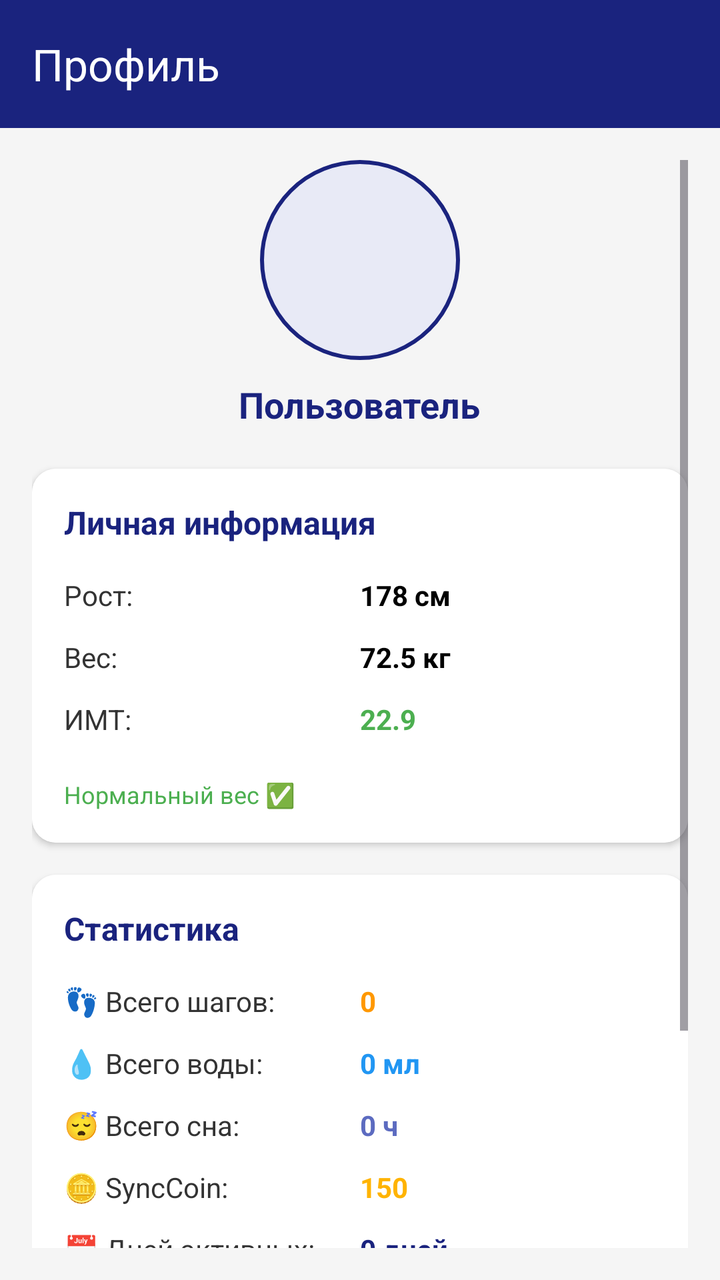
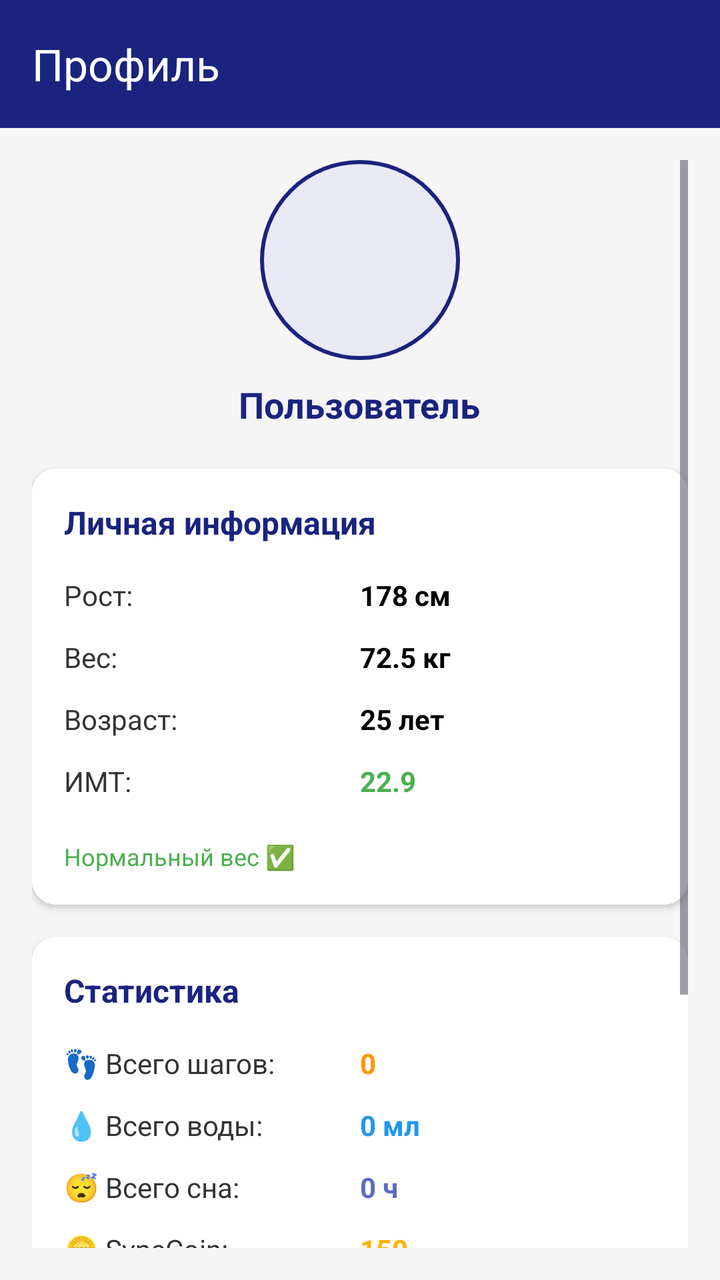

Before-and-after screenshots of an Android layout around one commit, followed by the original layout XML and the change that was made.
<!-- AndroidManifest.xml: application theme Theme.HealthSync -->
<!-- res/layout/activity_profile.xml -->
<?xml version="1.0" encoding="utf-8"?>

<LinearLayout xmlns:android="http://schemas.android.com/apk/res/android"
    xmlns:app="http://schemas.android.com/apk/res-auto"
    android:layout_width="match_parent"
    android:layout_height="match_parent"
    android:orientation="vertical"
    android:background="#F5F5F5">

    <androidx.appcompat.widget.Toolbar
        android:id="@+id/toolbar"
        android:layout_width="match_parent"
        android:layout_height="?attr/actionBarSize"
        android:background="#1A237E"
        app:titleTextColor="@android:color/white"
        app:title="Профиль" />

    <ScrollView
        android:layout_width="match_parent"
        android:layout_height="match_parent"
        android:padding="16dp">

        <LinearLayout
            android:layout_width="match_parent"
            android:layout_height="wrap_content"
            android:orientation="vertical">

            
            <LinearLayout
                android:layout_width="match_parent"
                android:layout_height="wrap_content"
                android:orientation="vertical"
                android:gravity="center_horizontal"
                android:layout_marginBottom="20dp">

                <View
                    android:layout_width="100dp"
                    android:layout_height="100dp"
                    android:background="@drawable/circle_avatar"
                    android:layout_marginBottom="10dp" />

                <TextView
                    android:layout_width="wrap_content"
                    android:layout_height="wrap_content"
                    android:text="Пользователь"
                    android:textSize="18sp"
                    android:textStyle="bold"
                    android:textColor="#1A237E" />
            </LinearLayout>

            
            <androidx.cardview.widget.CardView
                android:layout_width="match_parent"
                android:layout_height="wrap_content"
                app:cardCornerRadius="12dp"
                android:layout_marginBottom="16dp"
                app:cardElevation="2dp">

                <LinearLayout
                    android:layout_width="match_parent"
                    android:layout_height="wrap_content"
                    android:orientation="vertical"
                    android:padding="16dp"
                    android:background="@android:color/white">

                    <TextView
                        android:layout_width="match_parent"
                        android:layout_height="wrap_content"
                        android:text="Личная информация"
                        android:textSize="16sp"
                        android:textStyle="bold"
                        android:textColor="#1A237E"
                        android:layout_marginBottom="16dp" />

                    <LinearLayout
                        android:layout_width="match_parent"
                        android:layout_height="wrap_content"
                        android:orientation="horizontal"
                        android:layout_marginBottom="12dp">

                        <TextView
                            android:layout_width="0dp"
                            android:layout_height="wrap_content"
                            android:layout_weight="1"
                            android:text="Рост:"
                            android:textSize="14sp"
                            android:textColor="#333333" />

                        <TextView
                            android:id="@+id/profileHeightText"
                            android:layout_width="0dp"
                            android:layout_height="wrap_content"
                            android:layout_weight="1"
                            android:text="178 см"
                            android:textSize="14sp"
                            android:textStyle="bold"
                            android:textColor="#000000" />
                    </LinearLayout>

                    <LinearLayout
                        android:layout_width="match_parent"
                        android:layout_height="wrap_content"
                        android:orientation="horizontal"
                        android:layout_marginBottom="12dp">

                        <TextView
                            android:layout_width="0dp"
                            android:layout_height="wrap_content"
                            android:layout_weight="1"
                            android:text="Вес:"
                            android:textSize="14sp"
                            android:textColor="#333333" />

                        <TextView
                            android:id="@+id/profileWeightText"
                            android:layout_width="0dp"
                            android:layout_height="wrap_content"
                            android:layout_weight="1"
                            android:text="72.5 кг"
                            android:textSize="14sp"
                            android:textStyle="bold"
                            android:textColor="#000000" />
                    </LinearLayout>

                    <LinearLayout
                        android:layout_width="match_parent"
                        android:layout_height="wrap_content"
                        android:orientation="horizontal"
                        android:layout_marginBottom="12dp">

                        <TextView
                            android:layout_width="0dp"
                            android:layout_height="wrap_content"
                            android:layout_weight="1"
                            android:text="ИМТ:"
                            android:textSize="14sp"
                            android:textColor="#333333" />

                        <TextView
                            android:id="@+id/profileBMIText"
                            android:layout_width="0dp"
                            android:layout_height="wrap_content"
                            android:layout_weight="1"
                            android:text="22.9"
                            android:textSize="14sp"
                            android:textStyle="bold"
                            android:textColor="#4CAF50" />
                    </LinearLayout>

                    <TextView
                        android:id="@+id/profileBMICategoryText"
                        android:layout_width="match_parent"
                        android:layout_height="wrap_content"
                        android:text="Нормальный вес ✅"
                        android:textSize="12sp"
                        android:textColor="#4CAF50"
                        android:layout_marginTop="8dp" />

                </LinearLayout>
            </androidx.cardview.widget.CardView>

            
            <androidx.cardview.widget.CardView
                android:layout_width="match_parent"
                android:layout_height="wrap_content"
                app:cardCornerRadius="12dp"
                android:layout_marginBottom="16dp"
                app:cardElevation="2dp">

                <LinearLayout
                    android:layout_width="match_parent"
                    android:layout_height="wrap_content"
                    android:orientation="vertical"
                    android:padding="16dp"
                    android:background="@android:color/white">

                    <TextView
                        android:layout_width="match_parent"
                        android:layout_height="wrap_content"
                        android:text="Статистика"
                        android:textSize="16sp"
                        android:textStyle="bold"
                        android:textColor="#1A237E"
                        android:layout_marginBottom="16dp" />

                    <LinearLayout
                        android:layout_width="match_parent"
                        android:layout_height="wrap_content"
                        android:orientation="horizontal"
                        android:layout_marginBottom="12dp">

                        <TextView
                            android:layout_width="0dp"
                            android:layout_height="wrap_content"
                            android:layout_weight="1"
                            android:text="👣 Всего шагов:"
                            android:textSize="14sp"
                            android:textColor="#333333" />

                        <TextView
                            android:id="@+id/totalStepsText"
                            android:layout_width="0dp"
                            android:layout_height="wrap_content"
                            android:layout_weight="1"
                            android:text="0"
                            android:textSize="14sp"
                            android:textStyle="bold"
                            android:textColor="#FF9800" />
                    </LinearLayout>

                    <LinearLayout
                        android:layout_width="match_parent"
                        android:layout_height="wrap_content"
                        android:orientation="horizontal"
                        android:layout_marginBottom="12dp">

                        <TextView
                            android:layout_width="0dp"
                            android:layout_height="wrap_content"
                            android:layout_weight="1"
                            android:text="💧 Всего воды:"
                            android:textSize="14sp"
                            android:textColor="#333333" />

                        <TextView
                            android:id="@+id/totalWaterText"
                            android:layout_width="0dp"
                            android:layout_height="wrap_content"
                            android:layout_weight="1"
                            android:text="0 мл"
                            android:textSize="14sp"
                            android:textStyle="bold"
                            android:textColor="#2196F3" />
                    </LinearLayout>

                    <LinearLayout
                        android:layout_width="match_parent"
                        android:layout_height="wrap_content"
                        android:orientation="horizontal"
                        android:layout_marginBottom="12dp">

                        <TextView
                            android:layout_width="0dp"
                            android:layout_height="wrap_content"
                            android:layout_weight="1"
                            android:text="😴 Всего сна:"
                            android:textSize="14sp"
                            android:textColor="#333333" />

                        <TextView
                            android:id="@+id/totalSleepText"
                            android:layout_width="0dp"
                            android:layout_height="wrap_content"
                            android:layout_weight="1"
                            android:text="0 ч"
                            android:textSize="14sp"
                            android:textStyle="bold"
                            android:textColor="#5C6BC0" />
                    </LinearLayout>

                    <LinearLayout
                        android:layout_width="match_parent"
                        android:layout_height="wrap_content"
                        android:orientation="horizontal"
                        android:layout_marginBottom="12dp">

                        <TextView
                            android:layout_width="0dp"
                            android:layout_height="wrap_content"
                            android:layout_weight="1"
                            android:text="🪙 SyncCoin:"
                            android:textSize="14sp"
                            android:textColor="#333333" />

                        <TextView
                            android:id="@+id/totalCoinsText"
                            android:layout_width="0dp"
                            android:layout_height="wrap_content"
                            android:layout_weight="1"
                            android:text="150"
                            android:textSize="14sp"
                            android:textStyle="bold"
                            android:textColor="#FFB300" />
                    </LinearLayout>

                    <LinearLayout
                        android:layout_width="match_parent"
                        android:layout_height="wrap_content"
                        android:orientation="horizontal"
                        android:layout_marginBottom="12dp">

                        <TextView
                            android:layout_width="0dp"
                            android:layout_height="wrap_content"
                            android:layout_weight="1"
                            android:text="📅 Дней активных:"
                            android:textSize="14sp"
                            android:textColor="#333333" />

                        <TextView
                            android:id="@+id/daysActiveText"
                            android:layout_width="0dp"
                            android:layout_height="wrap_content"
                            android:layout_weight="1"
                            android:text="0 дней"
                            android:textSize="14sp"
                            android:textStyle="bold"
                            android:textColor="#1A237E" />
                    </LinearLayout>

                    <LinearLayout
                        android:layout_width="match_parent"
                        android:layout_height="wrap_content"
                        android:orientation="horizontal">

                        <TextView
                            android:layout_width="0dp"
                            android:layout_height="wrap_content"
                            android:layout_weight="1"
                            android:text="🏆 Достижений:"
                            android:textSize="14sp"
                            android:textColor="#333333" />

                        <TextView
                            android:id="@+id/achievementsCountText"
                            android:layout_width="0dp"
                            android:layout_height="wrap_content"
                            android:layout_weight="1"
                            android:text="0"
                            android:textSize="14sp"
                            android:textStyle="bold"
                            android:textColor="#9C27B0" />
                    </LinearLayout>

                    <LinearLayout
                        android:layout_width="match_parent"
                        android:layout_height="wrap_content"
                        android:orientation="horizontal"
                        android:layout_marginBottom="12dp">

                        <TextView
                            android:layout_width="0dp"
                            android:layout_height="wrap_content"
                            android:layout_weight="1"
                            android:text="🔥 Всего калорий:"
                            android:textSize="14sp"
                            android:textColor="#333333" />

                        <TextView
                            android:id="@+id/totalCaloriesText"
                            android:layout_width="0dp"
                            android:layout_height="wrap_content"
                            android:layout_weight="1"
                            android:text="0 ккал"
                            android:textSize="14sp"
                            android:textStyle="bold"
                            android:textColor="#FF5722" />
                    </LinearLayout>
                </LinearLayout>
            </androidx.cardview.widget.CardView>

            
            <Button
                android:id="@+id/editProfileButton"
                android:layout_width="match_parent"
                android:layout_height="48dp"
                android:text="✏️ Редактировать профиль"
                android:backgroundTint="#1A237E"
                android:textColor="@android:color/white"
                android:layout_marginTop="8dp" />

        </LinearLayout>
    </ScrollView>
</LinearLayout>
<!-- resources referenced by this layout -->
<resources>
  <!-- drawable circle_avatar (drawable) -->
  <?xml version="1.0" encoding="utf-8"?>
  
  <shape xmlns:android="http://schemas.android.com/apk/res/android"
      android:shape="oval">
      <solid android:color="#E8EAF6" />
      <stroke
          android:width="2dp"
          android:color="#1A237E" />
      <size
          android:width="100dp"
          android:height="100dp" />
  </shape>
  <style name="Theme.HealthSync" parent="Base.Theme.HealthSync" />
  <style name="Base.Theme.HealthSync" parent="Theme.Material3.DayNight.NoActionBar">
          
          
      </style>
</resources>

<!-- the commit's change to res/layout/activity_profile.xml (unified diff, before → after) -->
@@ -117,6 +117,31 @@
                             android:layout_height="wrap_content"
                             android:layout_weight="1"
                             android:text="72.5 кг"
+                            android:textSize="14sp"
+                            android:textStyle="bold"
+                            android:textColor="#000000" />
+                    </LinearLayout>
+
+                    <LinearLayout
+                        android:layout_width="match_parent"
+                        android:layout_height="wrap_content"
+                        android:orientation="horizontal"
+                        android:layout_marginBottom="12dp">
+
+                        <TextView
+                            android:layout_width="0dp"
+                            android:layout_height="wrap_content"
+                            android:layout_weight="1"
+                            android:text="Возраст:"
+                            android:textSize="14sp"
+                            android:textColor="#333333" />
+
+                        <TextView
+                            android:id="@+id/profileAgeText"
+                            android:layout_width="0dp"
+                            android:layout_height="wrap_content"
+                            android:layout_weight="1"
+                            android:text="25 лет"
                             android:textSize="14sp"
                             android:textStyle="bold"
                             android:textColor="#000000" />
